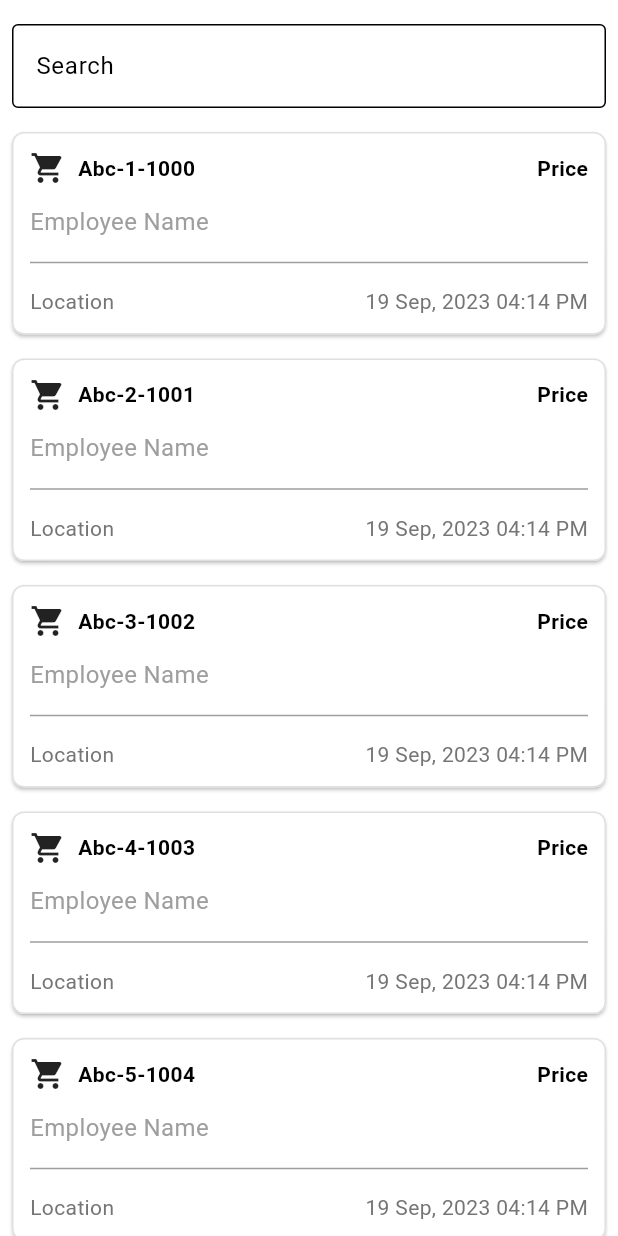
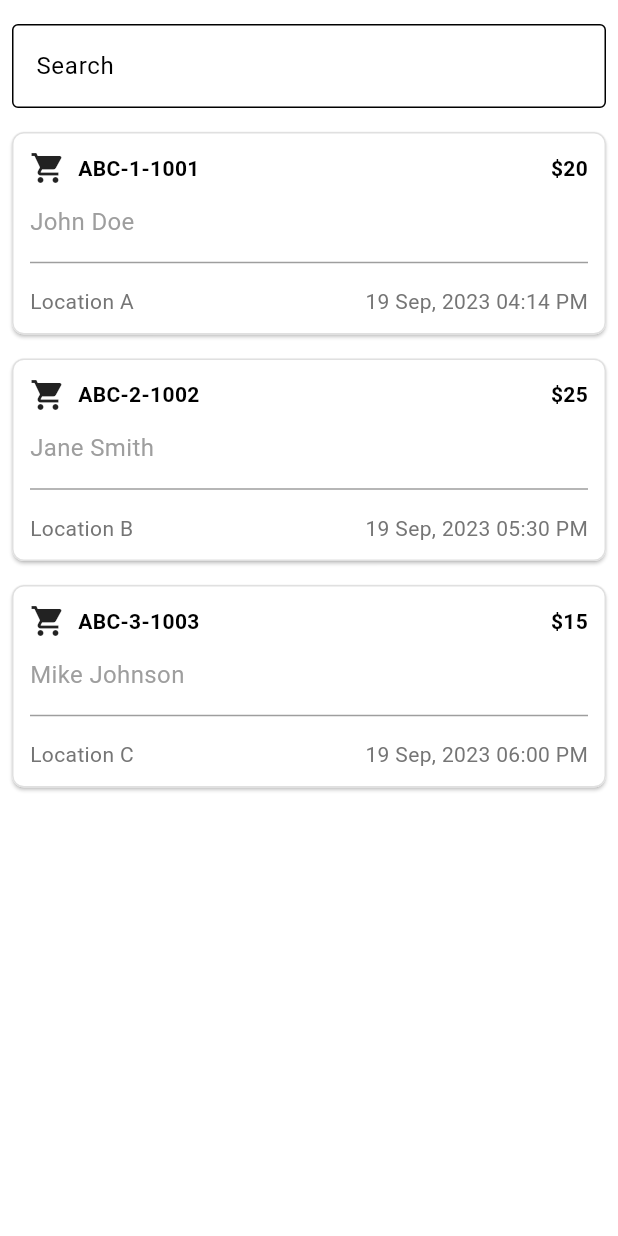
Before and after one commit to MuhammadAhmad338/parking, a Flutter app: the Searchticketscreen screen opened directly, on a phone screen of 412 x 824 dp. Run offline on Flutter 3.47's test engine with Material 3 defaults, Android fonts, the phone set to English and light mode, and no system bars; our stand-ins replace cloud_firestore, firebase_core, gap, get; accounts and stored records are empty.

Commit message:
Update searchTicketScreen.dart

```diff
--- a/lib/Screens/SearchTicketScreen/View/searchTicketScreen.dart
+++ b/lib/Screens/SearchTicketScreen/View/searchTicketScreen.dart
@@ -1,9 +1,98 @@
+import 'dart:convert'; // For JSON decoding
 import 'package:flutter/material.dart';
 import 'package:gap/gap.dart';
+// import 'package:http/http.dart' as http;
 import 'package:parking/Helper/colors.dart';
 
-class Searchticketscreen extends StatelessWidget {
+// Model class for Ticket
+class Ticket {
+  final String id;
+  final String employeeName;
+  final String location;
+  final String price;
+  final String dateTime;
+
+  Ticket({
+    required this.id,
+    required this.employeeName,
+    required this.location,
+    required this.price,
+    required this.dateTime,
+  });
+
+  factory Ticket.fromJson(Map<String, dynamic> json) {
+    return Ticket(
+      id: json['id'],
+      employeeName: json['employeeName'],
+      location: json['location'],
+      price: json['price'],
+      dateTime: json['dateTime'],
+    );
+  }
+}
+
+class Searchticketscreen extends StatefulWidget {
   const Searchticketscreen({super.key});
+
+  @override
+  _SearchticketscreenState createState() => _SearchticketscreenState();
+}
+
+class _SearchticketscreenState extends State<Searchticketscreen> {
+  late Future<List<Ticket>> futureTickets;
+
+  @override
+  void initState() {
+    super.initState();
+    // For now, use a local list instead of fetching from backend
+    futureTickets = fetchLocalTickets();
+  }
+
+  // Function to fetch local tickets for testing
+  Future<List<Ticket>> fetchLocalTickets() async {
+    // Simulate a delay like a network request
+    await Future.delayed(const Duration(seconds: 1));
+
+    // Return a hardcoded list of tickets for testing purposes
+    List<Ticket> localTickets = [
+      Ticket(
+        id: 'ABC-1-1001',
+        employeeName: 'John Doe',
+        location: 'Location A',
+        price: '\$20',
+        dateTime: '19 Sep, 2023 04:14 PM',
+      ),
+      Ticket(
+        id: 'ABC-2-1002',
+        employeeName: 'Jane Smith',
+        location: 'Location B',
+        price: '\$25',
+        dateTime: '19 Sep, 2023 05:30 PM',
+      ),
+      Ticket(
+        id: 'ABC-3-1003',
+        employeeName: 'Mike Johnson',
+        location: 'Location C',
+        price: '\$15',
+        dateTime: '19 Sep, 2023 06:00 PM',
+      ),
+    ];
+
+    return localTickets;
+  }
+
+  // Original function to fetch tickets from backend (not used yet)
+  // Future<List<Ticket>> fetchTickets() async {
+  //   final response =
+  //       await http.get(Uri.parse('https://example.com/api/tickets'));
+
+  //   if (response.statusCode == 200) {
+  //     List<dynamic> ticketsJson = json.decode(response.body);
+  //     return ticketsJson.map((json) => Ticket.fromJson(json)).toList();
+  //   } else {
+  //     throw Exception('Failed to load tickets');
+  //   }
+  // }
 
   @override
   Widget build(BuildContext context) {
@@ -26,17 +115,28 @@ class Searchticketscreen extends StatelessWidget {
             ),
           ),
           Expanded(
-            child: ListView.builder(
-              itemCount: 12,
+            child: FutureBuilder<List<Ticket>>(
+              future: futureTickets,
+              builder: (context, snapshot) {
+                if (snapshot.connectionState == ConnectionState.waiting) {
+                  return const Center(child: CircularProgressIndicator());
+                } else if (snapshot.hasError) {
+                  return Center(child: Text('Error: ${snapshot.error}'));
+                } else if (!snapshot.hasData || snapshot.data!.isEmpty) {
+                  return const Center(child: Text('No tickets found'));
+                } else {
+                  final tickets = snapshot.data!;
+                  return ListView.builder(
+                    itemCount: tickets.length,
                     itemBuilder: (context, index) {
+                      final ticket = tickets[index];
                       return Card(
                         margin: const EdgeInsets.all(8.0),
-                  elevation: 1, // Adds shadow around the card
+                        elevation: 1,
                         shape: RoundedRectangleBorder(
-                    borderRadius: BorderRadius.circular(8.0), // Rounded corners
-                    side: BorderSide(
-                        color: Colors.grey.shade300,
-                        width: 1), // Border around the card
+                          borderRadius: BorderRadius.circular(8.0),
+                          side:
+                              BorderSide(color: Colors.grey.shade300, width: 1),
                         ),
                         child: Padding(
                           padding: const EdgeInsets.all(12.0),
@@ -44,47 +144,50 @@ class Searchticketscreen extends StatelessWidget {
                             crossAxisAlignment: CrossAxisAlignment.start,
                             children: [
                               Row(
-                          mainAxisAlignment: MainAxisAlignment.spaceBetween,
+                                mainAxisAlignment:
+                                    MainAxisAlignment.spaceBetween,
                                 children: [
                                   Row(
                                     children: [
-                                const Icon(
-                                    Icons.shopping_cart), // Shopping cart icon
+                                      const Icon(Icons.shopping_cart),
                                       const Gap(8),
                                       Text(
-                                  'Abc-${index + 1}-${1000 + index}',
+                                        ticket.id,
                                         style: const TextStyle(
                                             fontWeight: FontWeight.bold),
                                       ),
                                     ],
                                   ),
-                            const Text(
-                              'Price',
-                              style: TextStyle(fontWeight: FontWeight.bold),
+                                  Text(
+                                    ticket.price,
+                                    style: const TextStyle(
+                                        fontWeight: FontWeight.bold),
                                   ),
                                 ],
                               ),
                               const Gap(12),
-                        const Text(
-                          'Employee Name',
-                          style: TextStyle(fontSize: 16, color: Colors.grey),
+                              Text(
+                                ticket.employeeName,
+                                style: const TextStyle(
+                                    fontSize: 16, color: Colors.grey),
                               ),
                               const Gap(8),
                               const Divider(
-                          color: Colors.grey, // Horizontal line (hr-like)
+                                color: Colors.grey,
                                 thickness: 1,
                               ),
                               const Gap(8),
                               Row(
-                          mainAxisAlignment: MainAxisAlignment.spaceBetween,
+                                mainAxisAlignment:
+                                    MainAxisAlignment.spaceBetween,
                                 children: [
                                   Text(
-                              'Location',
+                                    ticket.location,
                                     style: TextStyle(
                                         fontSize: 14, color: Colors.grey[600]),
                                   ),
                                   Text(
-                              '19 Sep, 2023 04:14 PM',
+                                    ticket.dateTime,
                                     style: TextStyle(
                                         fontSize: 14, color: Colors.grey[600]),
                                   ),
@@ -95,6 +198,9 @@ class Searchticketscreen extends StatelessWidget {
                         ),
                       );
                     },
+                  );
+                }
+              },
             ),
           ),
         ],
```
Lines whose indentation alone changed are shown as unchanged.
